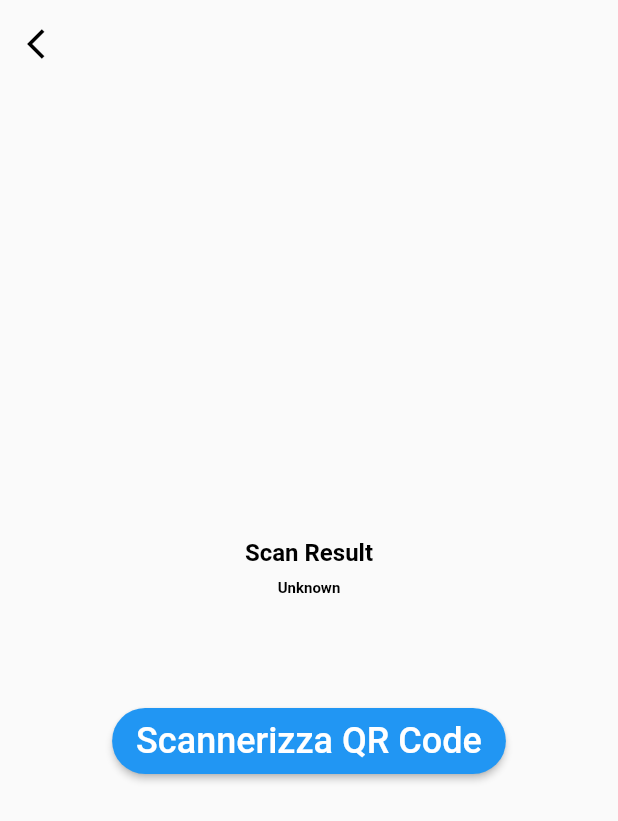
After one commit to ErosAbatelli/quickplay_Flutter, a Flutter app: the QRScanPage screen opened directly, on a phone screen of 412 x 824 dp. The commit adds this screen. Shown: the top 821 px of the screen. Run offline on Flutter 3.47's test engine with Material 2 defaults, Android fonts, the phone set to English and light mode, and no system bars; our stand-ins replace barcode_widget, cloud_firestore, firebase_auth, firebase_storage, flex_color_scheme, font_awesome_flutter and 6 more; missing offline and left inert: clipboard_manager, dart:ffi, flutter_barcode_scanner, kf_drawer; accounts and stored records are empty; project files that could hold a hidden picture were left out.

Commit message:
Aggiunta dello Scanner QR Code, miglioramento layout generale della home page (circoli)

```diff
--- /dev/null
+++ b/lib/pages/QrCode/QrCode_scan.dart
@@ -0,0 +1,111 @@
+import 'dart:ui';
+import 'package:flutter/material.dart';
+import 'package:flutter/services.dart';
+import 'package:flutter_barcode_scanner/flutter_barcode_scanner.dart';
+import 'package:quickplay/pages_club/Home_Menu_Club.dart';
+
+class QRScanPage extends StatefulWidget {
+  @override
+  State<StatefulWidget> createState() => _QRScanPageState();
+}
+
+class _QRScanPageState extends State<QRScanPage> {
+  String qrCode = 'Unknown';
+
+  @override
+  Widget build(BuildContext context) => Scaffold(
+        appBar: PreferredSize(
+          preferredSize: AppBar().preferredSize,
+          child: SafeArea(
+            child: PreferredSize(
+                preferredSize: Size.fromHeight(100.0),
+                child: Row(
+                  mainAxisAlignment: MainAxisAlignment.spaceBetween,
+                  children: [
+                    new GestureDetector(
+                      onTap: onBackPressed,
+                      child: SizedBox(
+                        width: 30,
+                        child: Container(
+                            margin: EdgeInsets.only(
+                              left: 10,
+                              top: 5,
+                            ),
+                            child: IconButton(
+                              color: Colors.black,
+                              icon: Icon(
+                                Icons.arrow_back_ios,
+                              ),
+                              onPressed: onBackPressed,
+                            )),
+                      ),
+                    )
+                  ],
+                )),
+          ),
+        ),
+        body: Center(
+          child: Column(
+            mainAxisAlignment: MainAxisAlignment.center,
+            children: <Widget>[
+              Text(
+                'Scan Result',
+                style: TextStyle(
+                  fontSize: 16,
+                  color: Colors.black,
+                  fontWeight: FontWeight.bold,
+                ),
+              ),
+              SizedBox(height: 8),
+              Text(
+                '$qrCode',
+                style: TextStyle(
+                  fontSize: 10,
+                  fontWeight: FontWeight.bold,
+                  color: Colors.black,
+                ),
+              ),
+              SizedBox(height: 72),
+              RaisedButton(
+                child: Text(
+                  "Scannerizza QR Code",
+                  style: TextStyle(fontSize: 24),
+                ),
+                shape: StadiumBorder(),
+                color: Theme.of(context).primaryColor,
+                padding: EdgeInsets.symmetric(horizontal: 16, vertical: 8),
+                textColor: Colors.white,
+                onPressed: () => scanQRCode(),
+              )
+            ],
+          ),
+        ),
+      );
+
+  Future<void> scanQRCode() async {
+    try {
+      final qrCode = await FlutterBarcodeScanner.scanBarcode(
+        '#ff6666',
+        'Cancel',
+        true,
+        ScanMode.QR,
+      );
+
+      if (!mounted) return;
+
+      setState(() {
+        this.qrCode = qrCode;
+      });
+    } on PlatformException {
+      qrCode = 'Failed to get platform version.';
+    }
+  }
+
+  Future<bool> onBackPressed() {
+    return Navigator.pushAndRemoveUntil(context, MaterialPageRoute(
+      builder: (context) {
+        return HomeMenuClub();
+      },
+    ), (route) => false);
+  }
+}
```
Also changed, not shown: lib/pages_club/Home_Menu_Club.dart (+19 -17 lines).
